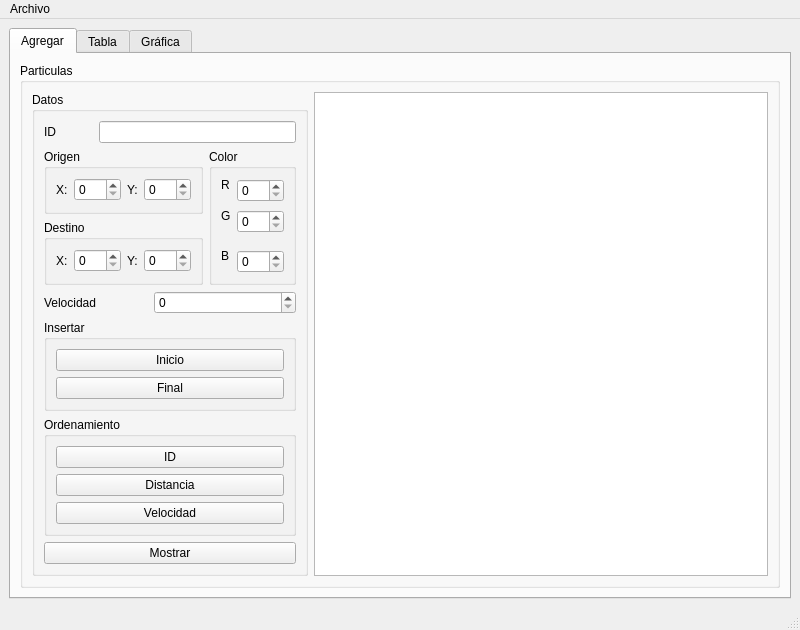
Above: mainwindow.ui from MoraRMod/Particulas before the change. Below: the same form after it.
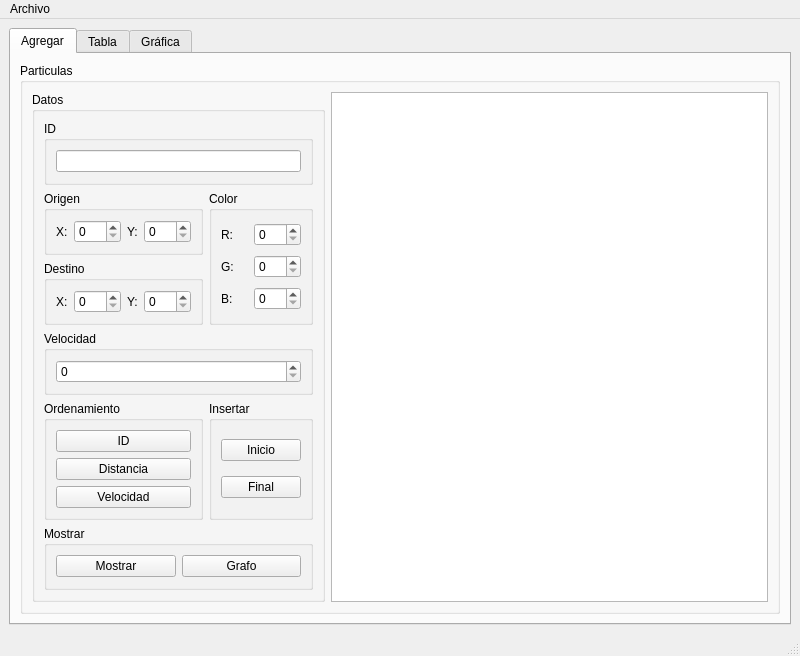
That is the form after the change.

Commit message: Se reodeno y agrege un boton nuevo de grafo

```diff
--- a/mainwindow.ui
+++ b/mainwindow.ui
@@ -15,7 +15,7 @@
   </property>
   <widget class="QWidget" name="centralwidget">
    <layout class="QGridLayout" name="gridLayout_3">
-    <item row="0" column="0">
+    <item row="0" column="1">
      <widget class="QTabWidget" name="tabWidget">
       <property name="currentIndex">
        <number>0</number>
@@ -31,23 +31,80 @@
            <string>Particulas</string>
           </property>
           <layout class="QGridLayout" name="gridLayout_11">
-           <item row="0" column="0">
+           <item row="0" column="2" rowspan="3">
+            <widget class="QPlainTextEdit" name="Contenido_PlainTextEdit">
+             <property name="enabled">
+              <bool>true</bool>
+             </property>
+            </widget>
+           </item>
+           <item row="0" column="1" rowspan="3">
             <widget class="QGroupBox" name="Datos_GroupBox">
              <property name="title">
               <string>Datos</string>
              </property>
-             <layout class="QGridLayout" name="gridLayout_10">
-              <item row="0" column="0">
-               <widget class="QLabel" name="ID_Label">
-                <property name="text">
-                 <string>ID</string>
+             <layout class="QGridLayout" name="gridLayout_13">
+              <item row="4" column="2">
+               <widget class="QGroupBox" name="Insertar_GroupBox">
+                <property name="title">
+                 <string>Insertar</string>
                 </property>
+                <layout class="QGridLayout" name="gridLayout_9">
+                 <item row="0" column="0">
+                  <widget class="QPushButton" name="AgregarInicio_PushButton">
+                   <property name="text">
+                    <string>Inicio</string>
+                   </property>
+                  </widget>
+                 </item>
+                 <item row="1" column="0">
+                  <widget class="QPushButton" name="AgregarFinal_PushButton">
+                   <property name="text">
+                    <string>Final</string>
+                   </property>
+                  </widget>
+                 </item>
+                </layout>
                </widget>
               </item>
-              <item row="0" column="1" colspan="3">
-               <widget class="QLineEdit" name="ID_LineEdit"/>
+              <item row="2" column="0" colspan="2">
+               <widget class="QGroupBox" name="Destino_GroupBox">
+                <property name="title">
+                 <string>Destino</string>
+                </property>
+                <layout class="QGridLayout" name="gridLayout_2">
+                 <item row="0" column="0">
+                  <widget class="QLabel" name="DestinoX_Label">
+                   <property name="text">
+                    <string>X:</string>
+                   </property>
+                  </widget>
+                 </item>
+                 <item row="0" column="1">
+                  <widget class="QSpinBox" name="DestinoX_SpinBox">
+                   <property name="maximum">
+                    <number>500</number>
+                   </property>
+                  </widget>
+                 </item>
+                 <item row="0" column="2">
+                  <widget class="QLabel" name="DestinoY_Label">
+                   <property name="text">
+                    <string>Y:</string>
+                   </property>
+                  </widget>
+                 </item>
+                 <item row="0" column="3">
+                  <widget class="QSpinBox" name="DestinoY_SpinBox">
+                   <property name="maximum">
+                    <number>500</number>
+                   </property>
+                  </widget>
+                 </item>
+                </layout>
+               </widget>
               </item>
-              <item row="1" column="0" colspan="3">
+              <item row="1" column="0" colspan="2">
                <widget class="QGroupBox" name="Origen_GroupBox">
                 <property name="title">
                  <string>Origen</string>
@@ -84,16 +141,16 @@
                 </layout>
                </widget>
               </item>
-              <item row="1" column="3" rowspan="2">
+              <item row="1" column="2" rowspan="2">
                <widget class="QGroupBox" name="Color_GroupBox">
                 <property name="title">
                  <string>Color</string>
                 </property>
                 <layout class="QGridLayout" name="gridLayout_7">
-                 <item row="0" column="0">
-                  <widget class="QLabel" name="Red_Label">
-                   <property name="text">
-                    <string>R</string>
+                 <item row="2" column="1">
+                  <widget class="QSpinBox" name="Green_SpinBox">
+                   <property name="maximum">
+                    <number>255</number>
                    </property>
                   </widget>
                  </item>
@@ -104,105 +161,38 @@
                    </property>
                   </widget>
                  </item>
-                 <item row="1" column="0" rowspan="2">
+                 <item row="2" column="0">
                   <widget class="QLabel" name="Green_Label">
                    <property name="text">
-                    <string>G</string>
+                    <string>G:</string>
                    </property>
                   </widget>
                  </item>
-                 <item row="2" column="1">
-                  <widget class="QSpinBox" name="Green_SpinBox">
-                   <property name="maximum">
-                    <number>255</number>
-                   </property>
-                  </widget>
-                 </item>
-                 <item row="3" column="0" rowspan="2" colspan="2">
-                  <widget class="QLabel" name="Blue_Label">
+                 <item row="0" column="0" rowspan="2">
+                  <widget class="QLabel" name="Red_Label">
                    <property name="text">
-                    <string>B</string>
+                    <string>R:</string>
                    </property>
                   </widget>
                  </item>
-                 <item row="4" column="1">
+                 <item row="3" column="1" rowspan="2">
                   <widget class="QSpinBox" name="Blue_SpinBox">
                    <property name="maximum">
                     <number>255</number>
                    </property>
                   </widget>
                  </item>
-                </layout>
-               </widget>
-              </item>
-              <item row="2" column="0" colspan="3">
-               <widget class="QGroupBox" name="Destino_GroupBox">
-                <property name="title">
-                 <string>Destino</string>
-                </property>
-                <layout class="QGridLayout" name="gridLayout_2">
-                 <item row="0" column="0">
-                  <widget class="QLabel" name="DestinoX_Label">
+                 <item row="3" column="0" rowspan="2">
+                  <widget class="QLabel" name="Blue_Label">
                    <property name="text">
-                    <string>X:</string>
+                    <string>B:</string>
                    </property>
                   </widget>
                  </item>
-                 <item row="0" column="1">
-                  <widget class="QSpinBox" name="DestinoX_SpinBox">
-                   <property name="maximum">
-                    <number>500</number>
-                   </property>
-                  </widget>
-                 </item>
-                 <item row="0" column="2">
-                  <widget class="QLabel" name="DestinoY_Label">
-                   <property name="text">
-                    <string>Y:</string>
-                   </property>
-                  </widget>
-                 </item>
-                 <item row="0" column="3">
-                  <widget class="QSpinBox" name="DestinoY_SpinBox">
-                   <property name="maximum">
-                    <number>500</number>
-                   </property>
-                  </widget>
-                 </item>
                 </layout>
                </widget>
               </item>
-              <item row="3" column="0" colspan="2">
-               <widget class="QLabel" name="Velocidad_Label">
-                <property name="text">
-                 <string>Velocidad</string>
-                </property>
-               </widget>
-              </item>
-              <item row="4" column="0" colspan="4">
-               <widget class="QGroupBox" name="Insertar_GroupBox">
-                <property name="title">
-                 <string>Insertar</string>
-                </property>
-                <layout class="QGridLayout" name="gridLayout_9">
-                 <item row="0" column="0">
-                  <widget class="QPushButton" name="AgregarInicio_PushButton">
-                   <property name="text">
-                    <string>Inicio</string>
-                   </property>
-                  </widget>
-                 </item>
-                 <item row="1" column="0">
-                  <widget class="QPushButton" name="AgregarFinal_PushButton">
-                   <property name="text">
-                    <string>Final</string>
-                   </property>
-                  </widget>
-                 </item>
-                </layout>
-               </widget>
-              </item>
-              <item row="5" column="0" colspan="4">
+              <item row="4" column="0" colspan="2">
                <widget class="QGroupBox" name="Ordenamiento_GroupBox">
                 <property name="title">
                  <string>Ordenamiento</string>
@@ -232,22 +222,60 @@
                 </layout>
                </widget>
               </item>
-              <item row="6" column="0" colspan="4">
-               <widget class="QPushButton" name="Mostrar_PushButon">
-                <property name="text">
+              <item row="3" column="0" colspan="3">
+               <widget class="QGroupBox" name="Velocidad_GroupBox">
+                <property name="title">
+                 <string>Velocidad</string>
+                </property>
+                <layout class="QGridLayout" name="gridLayout_12">
+                 <item row="0" column="0">
+                  <widget class="QSpinBox" name="Velocidad_SpinBox"/>
+                 </item>
+                </layout>
+               </widget>
+              </item>
+              <item row="0" column="0" colspan="3">
+               <widget class="QGroupBox" name="ID_GroupBox">
+                <property name="title">
+                 <string>ID</string>
+                </property>
+                <layout class="QGridLayout" name="gridLayout_10">
+                 <item row="0" column="0">
+                  <widget class="QLineEdit" name="ID_LineEdit">
+                   <property name="placeholderText">
+                    <string/>
+                   </property>
+                  </widget>
+                 </item>
+                </layout>
+               </widget>
+              </item>
+              <item row="6" column="0" colspan="3">
+               <widget class="QGroupBox" name="Mostrar_GroupBox">
+                <property name="title">
                  <string>Mostrar</string>
                 </property>
+                <layout class="QGridLayout" name="gridLayout_14">
+                 <item row="0" column="0">
+                  <widget class="QPushButton" name="Mostrar_PushButon">
+                   <property name="text">
+                    <string>Mostrar</string>
+                   </property>
+                  </widget>
+                 </item>
+                 <item row="0" column="1">
+                  <widget class="QPushButton" name="Grafo_PushButton">
+                   <property name="text">
+                    <string>Grafo</string>
+                   </property>
+                  </widget>
+                 </item>
+                </layout>
                </widget>
               </item>
-              <item row="3" column="2" colspan="2">
-               <widget class="QSpinBox" name="Velocidad_SpinBox"/>
-              </item>
              </layout>
             </widget>
            </item>
-           <item row="0" column="1">
-            <widget class="QPlainTextEdit" name="Contenido_PlainTextEdit"/>
-           </item>
           </layout>
          </widget>
         </item>
```
Left out of the diff: 110 changed lines with no effect on the pictures.
